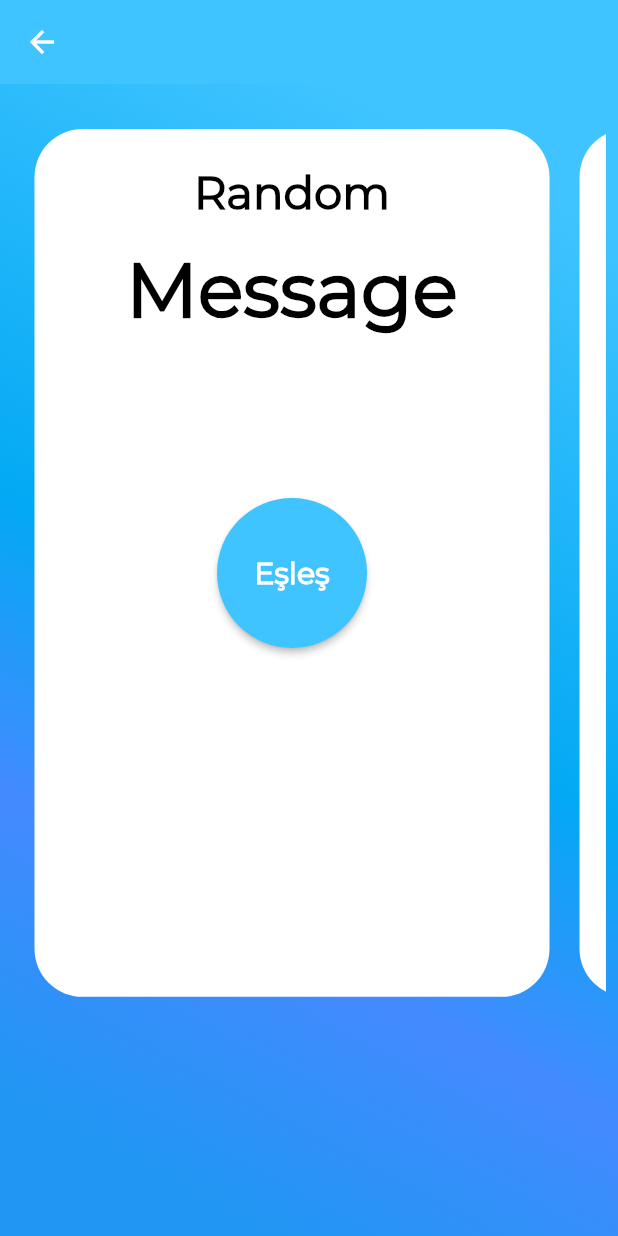
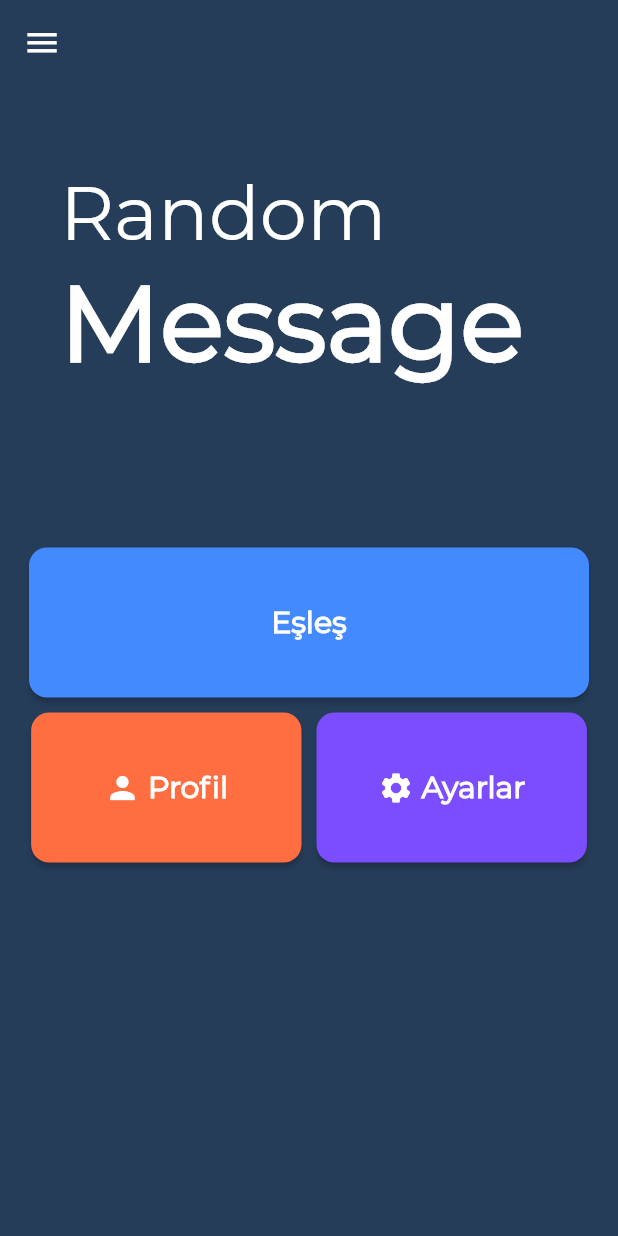
Before and after one commit to cgrbyk/RandomMessage, a Flutter app: the Esles screen opened directly, on a phone screen of 412 x 824 dp. Run offline on Flutter 3.47's test engine with Material 2 defaults, Android fonts, the phone set to English and light mode, and no system bars; our stand-ins replace flutter_local_notifications, flutter_spinkit, sqflite; accounts and stored records are empty; project files that could hold a hidden picture were left out.

Commit message:
*eslesDüzenlendi

```diff
--- a/lib/esles.dart
+++ b/lib/esles.dart
@@ -1,10 +1,9 @@
 import 'dart:async';
-
 import 'package:flutter/material.dart';
 import 'ApiDatabase.dart';
-import 'package:flutter_spinkit/flutter_spinkit.dart';
 import 'mesajlasma.dart';
 import 'KULDATA.dart';
+import 'utils.dart';
 
 class Esles extends StatefulWidget {
   @override
@@ -23,7 +22,7 @@ class EslesmeEkrani extends State<Esles> {
 
   void ilkGiris() async {
     String sonuc = await _uzakDatabase.eslesmeControl();
-    if (sonuc != "1" && sonuc!=null ) {
+    if (sonuc != "1" && sonuc != null) {
       KULDATA.mesajid = sonuc;
       Navigator.push(
         context,
@@ -32,23 +31,79 @@ class EslesmeEkrani extends State<Esles> {
     }
   }
 
-  @override
-  Widget build(BuildContext context) {
-    final eslesButton = Padding(
-      padding: EdgeInsets.symmetric(vertical: 8.0),
-      child: ButtonTheme(
-        minWidth: 200.0,
-        height: 100.0,
+  Widget settings() {
+    return SizedBox(
+      width: screenAwareSize(140, context),
+      height: 100,
       child: RaisedButton(
-          shape: CircleBorder(),
-          elevation: 2.0,
-          child: Text(
-            'Eşleş',
+        shape: RoundedRectangleBorder(
+          borderRadius: BorderRadius.circular(12),
+        ),
+        onPressed: () {},
+        padding: EdgeInsets.all(12),
+        color: Colors.deepPurpleAccent,
+        child: Row(
+          mainAxisAlignment: MainAxisAlignment.center,
+          children: <Widget>[
+            Icon(
+              Icons.settings,
+              color: Colors.white,
+            ),
+            SizedBox(
+              width: 5,
+            ),
+            Text('Ayarlar',
                 style: TextStyle(
-                color: Colors.white,
                     fontFamily: 'Montserrat',
                     fontWeight: FontWeight.bold,
-                fontSize: 20),
+                    fontSize: 20,
+                    color: Colors.white))
+          ],
+        ),
+      ),
+    );
+  }
+
+  Widget profile() {
+    return SizedBox(
+      width: screenAwareSize(140, context),
+      height: 100,
+      child: RaisedButton(
+        shape: RoundedRectangleBorder(
+          borderRadius: BorderRadius.circular(12),
+        ),
+        onPressed: () {},
+        padding: EdgeInsets.all(12),
+        color: Colors.deepOrangeAccent,
+        child: Row(
+          mainAxisAlignment: MainAxisAlignment.center,
+          children: <Widget>[
+            Icon(
+              Icons.person,
+              color: Colors.white,
+            ),
+            SizedBox(
+              width: 5,
+            ),
+            Text('Profil',
+                style: TextStyle(
+                    fontFamily: 'Montserrat',
+                    fontWeight: FontWeight.bold,
+                    fontSize: 20,
+                    color: Colors.white))
+          ],
+        ),
+      ),
+    );
+  }
+
+  Widget eslesButton() {
+    return SizedBox(
+      width: screenAwareSize(290, context),
+      height: 100,
+      child: RaisedButton(
+        shape: RoundedRectangleBorder(
+          borderRadius: BorderRadius.circular(12),
         ),
         onPressed: () async {
           vil = true;
@@ -76,102 +131,109 @@ class EslesmeEkrani extends State<Esles> {
           }
         },
         padding: EdgeInsets.all(12),
-          color: Colors.lightBlueAccent,
-        ),
+        color: Colors.blueAccent,
+        child: Text('Eşleş',
+            style: TextStyle(
+                fontFamily: 'Montserrat',
+                fontWeight: FontWeight.bold,
+                fontSize: 20,
+                color: Colors.white)),
       ),
     );
-    final spinner = Visibility(
-        visible: vil,
-        child: SpinKitRipple(
-          color: Colors.white,
-          size: 50,
-        ));
-
-    return Scaffold(
-        resizeToAvoidBottomPadding: false,
-        appBar: AppBar(
-          elevation: 0.0,
-          backgroundColor: Colors.lightBlueAccent,
-        ),
-        body: Container(
-          decoration: BoxDecoration(
-            gradient: LinearGradient(
-            begin: Alignment.topRight,
-            end: Alignment.bottomLeft,
-            stops: [0.1, 0.5, 0.7, 0.9],
-            colors: [
-              Colors.lightBlueAccent,
-              Colors.lightBlue,
-              Colors.blueAccent,
-              Colors.blue,
-            ],
-          )),
-          child: Column(children: <Widget>[
-            Container(
-              margin: EdgeInsets.symmetric(vertical: 20.0),
-              height: MediaQuery.of(context).size.height / 1.4,
-              padding: EdgeInsets.only(top: 10, left: 8, right: 8),
-              child: ListView(
-                scrollDirection: Axis.horizontal,
-                children: <Widget>[
-                  SizedBox(
-                    width: 15,
-                  ),
-                  Container(
-                    decoration: BoxDecoration(
-                        color: Colors.white,
-                        borderRadius: BorderRadius.circular(32)),
-                    width: MediaQuery.of(context).size.width / 1.2,
-                    child: ListView(
-                      shrinkWrap: true,
-                      padding: EdgeInsets.only(
-                          left: 24.0, right: 24.0, top: 24.0, bottom: 24.0),
+  }
+  Widget title(){
+    return Padding(
+      padding: const EdgeInsets.only(left:40.0),
+      child: Column(
+        mainAxisAlignment: MainAxisAlignment.start,
         children: <Widget>[
           Align(
-                          alignment: Alignment.center,
+                  alignment: Alignment.bottomLeft,
                   child: Text(
                     'Random',
                     style: TextStyle(
                         fontFamily: 'Montserrat',
-                                fontWeight: FontWeight.bold,
-                                fontSize: 30,
-                                color: Colors.black),
+                        fontSize: 50,
+                        color: Colors.white),
                   ),
                 ),
-                        SizedBox(height: 16.0),
                 Align(
-                          alignment: Alignment.center,
+                  alignment: Alignment.bottomLeft,
                   child: Text(
                     'Message',
                     style: TextStyle(
                         fontFamily: 'Montserrat',
                         fontWeight: FontWeight.bold,
-                                fontSize: 50,
-                                color: Colors.black),
+                        fontSize: 70,
+                        color: Colors.white),
                   ),
                 ),
-                        SizedBox(height: 100.0),
-                        eslesButton
+
+
+        ],
+      ),
+    );
+  }
+
+  @override
+  Widget build(BuildContext context) {
+    return Container(
+      width: double.infinity,
+      color: Color(0xFF263d5a),
+      child: Scaffold(
+        backgroundColor: Colors.transparent,
+        appBar: AppBar(
+          backgroundColor: Colors.transparent,
+          elevation: 0.0,
+          leading: IconButton(
+            icon: Icon(
+              Icons.menu,
+              size: screenAwareSize(20.0, context),
+              color: Colors.white,
+            ),
+            onPressed: () {},
+          ),
+        ),
+        body: Container(
+          width: screenAwareSize(MediaQuery.of(context).size.width, context),
+          child: Column(
+            //mainAxisAlignment: MainAxisAlignment.spaceAround,
+            children: <Widget>[
+              Container(
+                height: screenAwareSize(200, context),
+                child: Column(
+                  mainAxisAlignment: MainAxisAlignment.center,
+                  children: <Widget>[
+                    title()
                   ],
                 ),
               ),
+              SizedBox(height: screenAwareSize(40, context),),
+              Column(
+                mainAxisAlignment: MainAxisAlignment.center,
+
+                children: <Widget>[
+                  eslesButton(),
               SizedBox(
-                    width: 20,
+                height: 10,
               ),
-                  Container(
-                    decoration: BoxDecoration(
-                        color: Colors.white,
-                        borderRadius: BorderRadius.circular(32)),
-                    width: MediaQuery.of(context).size.width / 1.2,
+              Row(
+                mainAxisAlignment: MainAxisAlignment.center,
+                children: <Widget>[
+                  profile(),
+                  SizedBox(
+                    width: 10,
                   ),
-                  SizedBox(
-                    width: 20,
+                  settings()
+                ],
               ),
+
+                ],
+              )
             ],
           ),
         ),
-            spinner
-          ]),
-        ));
+      ),
+    );
   }
 }
--- /dev/null
+++ b/lib/utils.dart
@@ -0,0 +1,7 @@
+import 'package:flutter/material.dart';
+
+double baseHeight=640.0;
+double screenAwareSize(double size, BuildContext context)
+{
+  return size * MediaQuery.of(context).size.height/baseHeight;
+}
```
Lines whose indentation alone changed are shown as unchanged.
